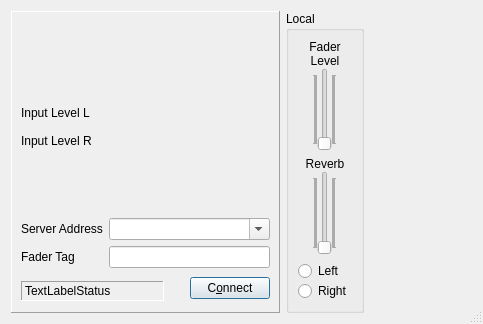
The window that src/llconclientdlgbase.ui (jamulussoftware/jamulus) describes before a commit, drawn with Qt 5.
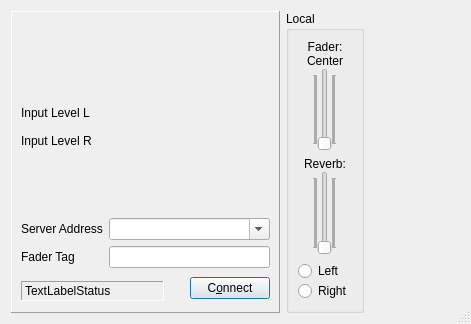
The same window after the commit. Icons and pictures are not drawn. Custom widgets are drawn as their Qt base class.

Patch:
```diff
--- a/src/llconclientdlgbase.ui
+++ b/src/llconclientdlgbase.ui
@@ -5,7 +5,7 @@
    <rect>
     <x>0</x>
     <y>0</y>
-    <width>483</width>
+    <width>471</width>
     <height>324</height>
    </rect>
   </property>
@@ -358,7 +358,7 @@
         <item>
          <widget class="QLabel" name="TextAudInFader" >
           <property name="text" >
-           <string>Fader</string>
+           <string>Fader:</string>
           </property>
           <property name="alignment" >
            <set>Qt::AlignCenter</set>
@@ -374,7 +374,7 @@
            </size>
           </property>
           <property name="text" >
-           <string>Level</string>
+           <string>Center</string>
           </property>
           <property name="alignment" >
            <set>Qt::AlignCenter</set>
@@ -470,7 +470,7 @@
         <item>
          <widget class="QLabel" name="TextLabelAudReverb" >
           <property name="text" >
-           <string>Reverb</string>
+           <string>Reverb:</string>
           </property>
           <property name="alignment" >
            <set>Qt::AlignCenter</set>
```
